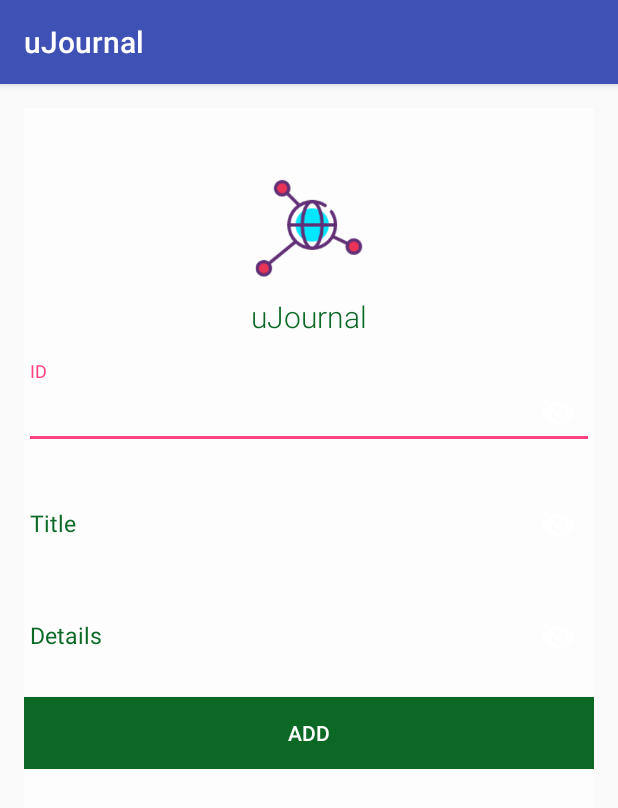
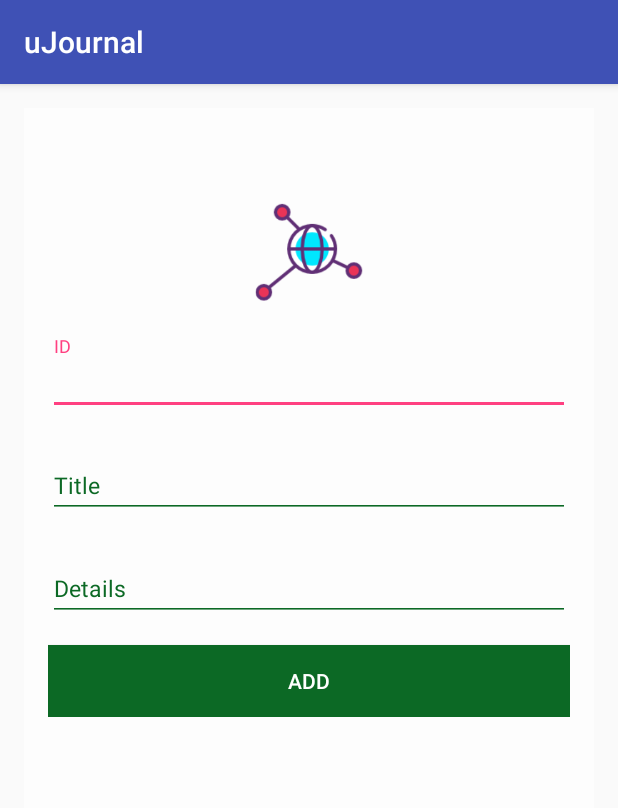
Before and after one commit to Ochieng424/uJournal, an Android app: the screen it shows after launch once a user with an empty profile is signed in (AddActivity), after a tap on an icon or button, on a phone screen of 412 x 824 dp. Shown: the top 808 px of the screen. Run offline under Robolectric (Android 15) with nearby library versions, the phone set to English and light mode, and no system bars; our stand-ins replace Firebase (no records; nobody signed in at launch, a user with empty details on screens opened directly).

Commit message:
Final Commit

```diff
--- a/app/src/main/java/com/example/ochieng_derrick/journal/AddActivity.java
+++ b/app/src/main/java/com/example/ochieng_derrick/journal/AddActivity.java
@@ -1,13 +1,66 @@
 package com.example.ochieng_derrick.journal;
 
+import android.content.ContentValues;
+import android.database.sqlite.SQLiteDatabase;
+import android.support.design.widget.TextInputEditText;
+import android.support.design.widget.TextInputLayout;
 import android.support.v7.app.AppCompatActivity;
 import android.os.Bundle;
+import android.view.View;
+import android.widget.Button;
+import android.widget.Toast;
+
+import com.example.ochieng_derrick.journal.data.JournalContract;
+import com.example.ochieng_derrick.journal.data.JournalDbHelper;
 
 public class AddActivity extends AppCompatActivity {
+    TextInputLayout IdWrap, titleWrap, detailsWrap;
+    TextInputEditText journalID, journalTitle, journalDetails;
+    Button btnAdd;
 
     @Override
     protected void onCreate(Bundle savedInstanceState) {
         super.onCreate(savedInstanceState);
         setContentView(R.layout.activity_add);
+
+        IdWrap = findViewById(R.id.IdWrap);
+        titleWrap = findViewById(R.id.titleWrap);
+        detailsWrap = findViewById(R.id.detailsWrap);
+
+        journalID = findViewById(R.id.journalID);
+        journalTitle = findViewById(R.id.journalTitle);
+        journalDetails = findViewById(R.id.journalDetails);
+        btnAdd = findViewById(R.id.btnAdd);
+
+        btnAdd.setOnClickListener(new View.OnClickListener() {
+            @Override
+            public void onClick(View view) {
+                insertJournal();
+                finish();
+            }
+        });
+    }
+
+    private void insertJournal(){
+       String journal_ID = journalID.getText().toString().trim();
+       String journal_Title = journalTitle.getText().toString().trim();
+       String journal_Details = journalDetails.getText().toString().trim();
+
+        JournalDbHelper jDbHelper = new JournalDbHelper(this);
+       SQLiteDatabase db = jDbHelper.getWritableDatabase();
+
+        ContentValues values = new ContentValues();
+        values.put(JournalContract.JournalEntry.COLUMN_JOURNAL_ID, journal_ID);
+        values.put(JournalContract.JournalEntry.COLUMN_JOURNAL_TITLE, journal_Title);
+        values.put(JournalContract.JournalEntry.COLUMN_JOURNAL_DETAILS, journal_Details);
+
+        long newRowID = db.insert(JournalContract.JournalEntry.TABLE_NAME, null, values);
+
+        if (newRowID == -1){
+            Toast.makeText(AddActivity.this, "Error with saving Journal", Toast.LENGTH_SHORT).show();
+        }else {
+            Toast.makeText(AddActivity.this, "Journal saved with row id: " + newRowID, Toast.LENGTH_SHORT).show();
+        }
+
     }
 }
--- a/app/src/main/java/com/example/ochieng_derrick/journal/HomeActivity.java
+++ b/app/src/main/java/com/example/ochieng_derrick/journal/HomeActivity.java
@@ -1,6 +1,8 @@
 package com.example.ochieng_derrick.journal;
 
 import android.content.Intent;
+import android.database.Cursor;
+import android.database.sqlite.SQLiteDatabase;
 import android.support.annotation.NonNull;
 import android.support.design.widget.FloatingActionButton;
 import android.support.v7.app.AppCompatActivity;
@@ -8,7 +10,10 @@ import android.os.Bundle;
 import android.view.Menu;
 import android.view.MenuItem;
 import android.view.View;
+import android.widget.TextView;
 
+import com.example.ochieng_derrick.journal.data.JournalContract;
+import com.example.ochieng_derrick.journal.data.JournalDbHelper;
 import com.google.firebase.auth.FirebaseAuth;
 
 public class HomeActivity extends AppCompatActivity {
@@ -16,11 +21,11 @@ public class HomeActivity extends AppCompatActivity {
     FirebaseAuth.AuthStateListener mAuthListener;
     FloatingActionButton fabAdd;
 
-//    @Override
-//    protected void onStart() {
-//        super.onStart();
-//        mAuth.addAuthStateListener(mAuthListener);
-//    }
+    @Override
+    protected void onStart() {
+        super.onStart();
+        displayDatabaseInfo();
+    }
 
     @Override
     protected void onCreate(Bundle savedInstanceState) {
@@ -47,6 +52,18 @@ public class HomeActivity extends AppCompatActivity {
         });
     }
 
+    private void displayDatabaseInfo(){
+        JournalDbHelper jDbHelper = new JournalDbHelper(this);
+        SQLiteDatabase db = jDbHelper.getReadableDatabase();
+        Cursor cursor = db.rawQuery("SELECT * FROM " + JournalContract.JournalEntry.TABLE_NAME, null);
+        try {
+            TextView displayView = findViewById(R.id.text_view_journal);
+            displayView.setText("Number of Rows in Journal database table: " + cursor.getCount());
+        }finally {
+            cursor.close();
+        }
+    }
+
     @Override
     public boolean onCreateOptionsMenu(Menu menu) {
         getMenuInflater().inflate(R.menu.menu, menu);
--- /dev/null
+++ b/app/src/main/java/com/example/ochieng_derrick/journal/data/JournalDbHelper.java
@@ -0,0 +1,36 @@
+package com.example.ochieng_derrick.journal.data;
+
+import android.content.Context;
+import android.database.sqlite.SQLiteDatabase;
+import android.database.sqlite.SQLiteOpenHelper;
+
+import com.example.ochieng_derrick.journal.data.JournalContract.JournalEntry;
+
+import static com.example.ochieng_derrick.journal.data.JournalContract.JournalEntry.TABLE_NAME;
+
+public class JournalDbHelper extends SQLiteOpenHelper {
+    public static final int DATABASE_VERSION = 4;
+    public static final String DATABASE_NAME = "uJournal.db";
+    public static final String SQL_DELETE_ENTRIES = "DROP TABLE TABLE_NAME";
+
+    public JournalDbHelper(Context context){
+        super(context, DATABASE_NAME, null, DATABASE_VERSION);
+    }
+
+    public void onCreate(SQLiteDatabase db){
+       String SQL_CREATE_JOURNAL_TABLE = "CREATE TABLE " + JournalEntry.TABLE_NAME + "("
+                   + JournalEntry.COLUMN_JOURNAL_ID + "TEXT PRIMARY KEY,"
+                    + JournalEntry.COLUMN_JOURNAL_TITLE + "TEXT NOT NULL,"
+                     +JournalEntry.COLUMN_JOURNAL_DETAILS + "TEXT NOT NULL);";
+        db.execSQL(SQL_CREATE_JOURNAL_TABLE);
+    }
+
+    public void onUpgrade(SQLiteDatabase db,int oldVersion, int newVersion){
+        db.execSQL(SQL_DELETE_ENTRIES);
+        onCreate(db);
+    }
+
+    public void onDowngrade(SQLiteDatabase db, int oldVersion, int newVersion){
+        onUpgrade(db, oldVersion, newVersion);
+    }
+}
--- a/app/src/main/res/layout/activity_add.xml
+++ b/app/src/main/res/layout/activity_add.xml
@@ -10,7 +10,8 @@
     android:layout_marginRight="16dp"
     android:layout_width="match_parent"
     android:layout_height="match_parent"
-    tools:context=".AddActivity">
+    tools:context=".AddActivity"
+    tools:targetApi="jelly_bean">
 
     <ScrollView
         android:layout_width="match_parent"
@@ -20,7 +21,8 @@
         <android.support.v7.widget.LinearLayoutCompat
             android:layout_width="match_parent"
             android:layout_height="wrap_content"
-            android:orientation="vertical">
+            android:orientation="vertical"
+            android:padding="@dimen/activity_horizontal_margin">
 
             <android.support.v7.widget.AppCompatImageView
                 android:layout_width="80dp"
@@ -30,21 +32,6 @@
                 android:src="@drawable/ic_001_share_res_high" />
 
 
-            <android.support.v7.widget.AppCompatTextView
-                android:layout_width="match_parent"
-                android:layout_height="wrap_content"
-                android:layout_gravity="center"
-                android:layout_marginTop="5dp"
-                android:fontFamily="sans-serif-light"
-                android:gravity="center"
-                android:text="@string/app_name"
-                android:textColor="@color/btnAdd"
-                android:textSize="20sp">
-
-                <!--<requestFocus />-->
-
-            </android.support.v7.widget.AppCompatTextView>
-
             <android.support.design.widget.TextInputLayout
                 android:id="@+id/IdWrap"
                 android:layout_width="match_parent"
@@ -52,36 +39,33 @@
                 android:layout_marginTop="16dp"
                 android:hint="@string/id"
                 android:textColorHint="@color/colorHint"
-                app:passwordToggleEnabled="true"
-                app:passwordToggleTint="@android:color/white">
+                >
 
                 <android.support.design.widget.TextInputEditText
                     android:id="@+id/journalID"
                     android:layout_width="match_parent"
                     android:layout_height="wrap_content"
-                    android:inputType="text"
-                    android:textColor="@android:color/white"
+                    android:inputType="textPersonName"
+                    android:textColor="@android:color/black"
                     android:textSize="15sp"
-                    app:backgroundTint="@android:color/white" />
+                    app:backgroundTint="@color/btnAdd" />
             </android.support.design.widget.TextInputLayout>
             <android.support.design.widget.TextInputLayout
-                android:id="@+id/signTitleWrap"
+                android:id="@+id/titleWrap"
                 android:layout_width="match_parent"
                 android:layout_height="wrap_content"
                 android:layout_marginTop="16dp"
                 android:hint="@string/title"
-                android:textColorHint="@color/colorHint"
-                app:passwordToggleEnabled="true"
-                app:passwordToggleTint="@android:color/white">
+                android:textColorHint="@color/colorHint">
 
                 <android.support.design.widget.TextInputEditText
-                    android:id="@+id/title"
+                    android:id="@+id/journalTitle"
                     android:layout_width="match_parent"
                     android:layout_height="wrap_content"
                     android:inputType="text"
-                    android:textColor="@android:color/white"
+                    android:textColor="@android:color/black"
                     android:textSize="15sp"
-                    app:backgroundTint="@android:color/white" />
+                    app:backgroundTint="@color/btnAdd" />
             </android.support.design.widget.TextInputLayout>
             <android.support.design.widget.TextInputLayout
                 android:id="@+id/detailsWrap"
@@ -89,18 +73,16 @@
                 android:layout_height="wrap_content"
                 android:layout_marginTop="16dp"
                 android:hint="@string/details"
-                android:textColorHint="@color/colorHint"
-                app:passwordToggleEnabled="true"
-                app:passwordToggleTint="@android:color/white">
+                android:textColorHint="@color/colorHint">
 
                 <android.support.design.widget.TextInputEditText
                     android:id="@+id/journalDetails"
                     android:layout_width="match_parent"
                     android:layout_height="wrap_content"
                     android:inputType="textMultiLine"
-                    android:textColor="@android:color/white"
+                    android:textColor="@android:color/black"
                     android:textSize="15sp"
-                    app:backgroundTint="@android:color/white" />
+                    app:backgroundTint="@color/btnAdd" />
             </android.support.design.widget.TextInputLayout>
 
             <android.support.v7.widget.AppCompatButton
```
Also changed, not shown: app/src/main/AndroidManifest.xml (+13 -0 lines), app/src/main/java/com/example/ochieng_derrick/journal/data/JournalContract.java (+12 -1 lines), app/src/main/res/layout/activity_home.xml (+14 -4 lines).
